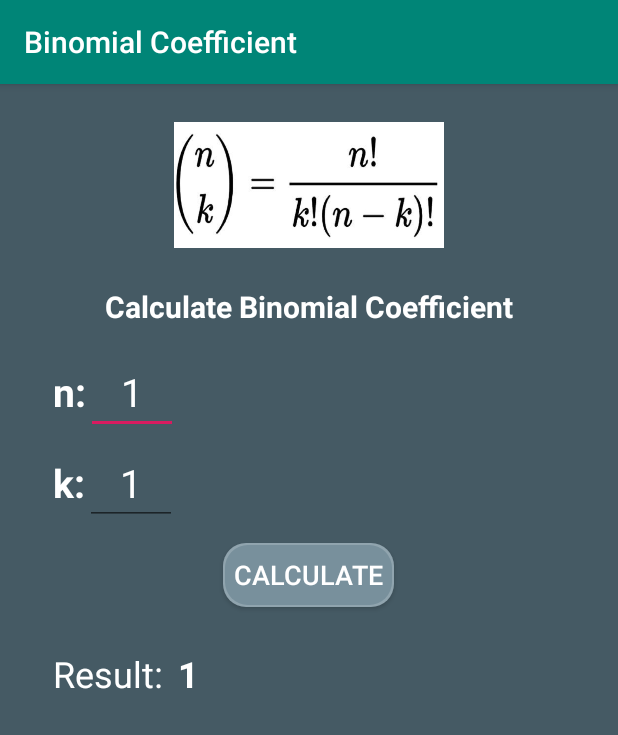
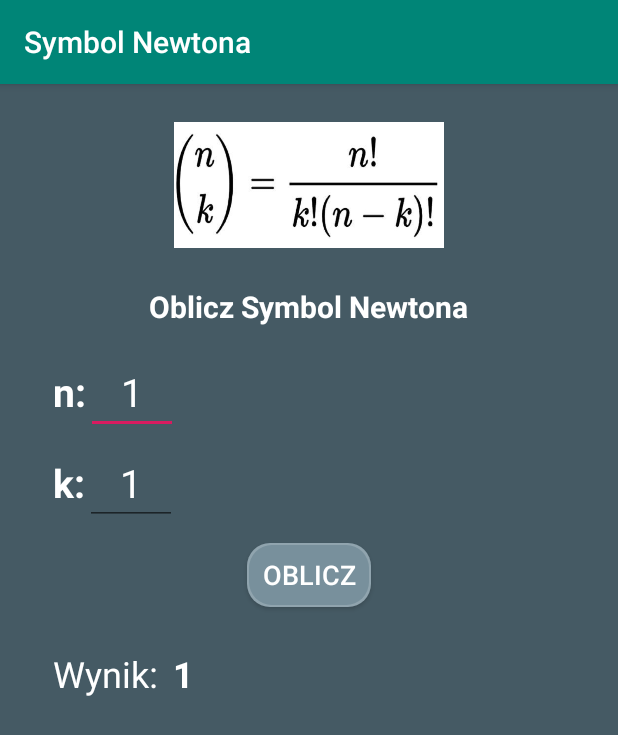
Before and after one commit to triskelion16/Binomial_coefficient, an Android app: the screen it shows after launch (MainActivity), on a phone screen of 412 x 824 dp. Shown: the top 735 px of the screen. Run offline under Robolectric (Android 15) with nearby library versions, the light colour scheme and no system bars.

Commit message:
[add] lang: en & pl

```diff
--- a/app/src/main/AndroidManifest.xml
+++ b/app/src/main/AndroidManifest.xml
@@ -14,7 +14,8 @@
         android:theme="@style/AppTheme">
         <activity
             android:name=".MainActivity"
-            android:screenOrientation="portrait">
+            android:screenOrientation="portrait"
+            android:windowSoftInputMode="stateAlwaysVisible">
             <intent-filter>
                 <action android:name="android.intent.action.MAIN" />
 
--- a/app/src/main/res/values/strings.xml
+++ b/app/src/main/res/values/strings.xml
@@ -1,12 +1,12 @@
 <resources>
-    <string name="app_name">Binomial Coefficient</string>
-    <string name="binomial_coefficient_symbol">Binomial coefficient symbol</string>
-    <string name="calculate_binomial_coefficient">Calculate Binomial Coefficient</string>
+    <string name="app_name">Symbol Newtona</string>
+    <string name="calculate_binomial_coefficient">Oblicz Symbol Newtona</string>
     <string name="n">n:</string>
     <string name="_1_1">1</string>
     <string name="k">k:</string>
     <string name="_1_2">1</string>
-    <string name="calculate">Calculate</string>
-    <string name="result">Result: </string>
+    <string name="calculate">Oblicz</string>
+    <string name="result">Wynik: </string>
     <string name="_1_3">1</string>
+    <string name="binomial_coefficient_symbol">Binomial Coefficient Symbol</string>
 </resources>
```
Also changed, not shown: app/src/main/res/drawable-v24/BC_lancher_icon.png (deleted), 1 other file.
